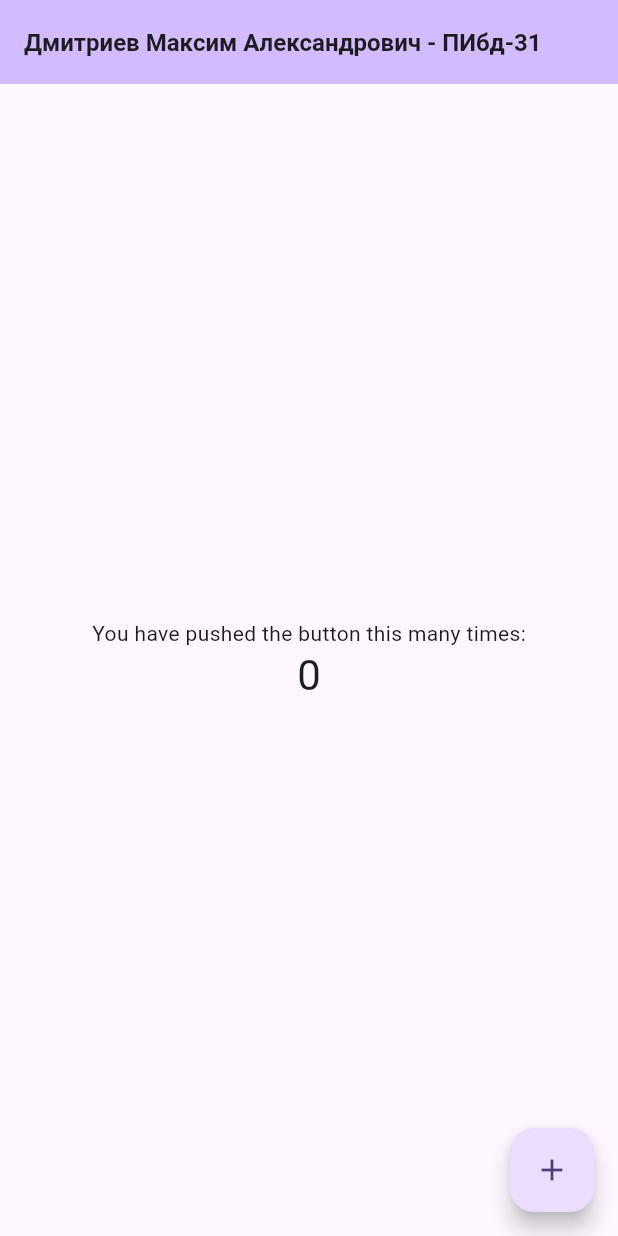
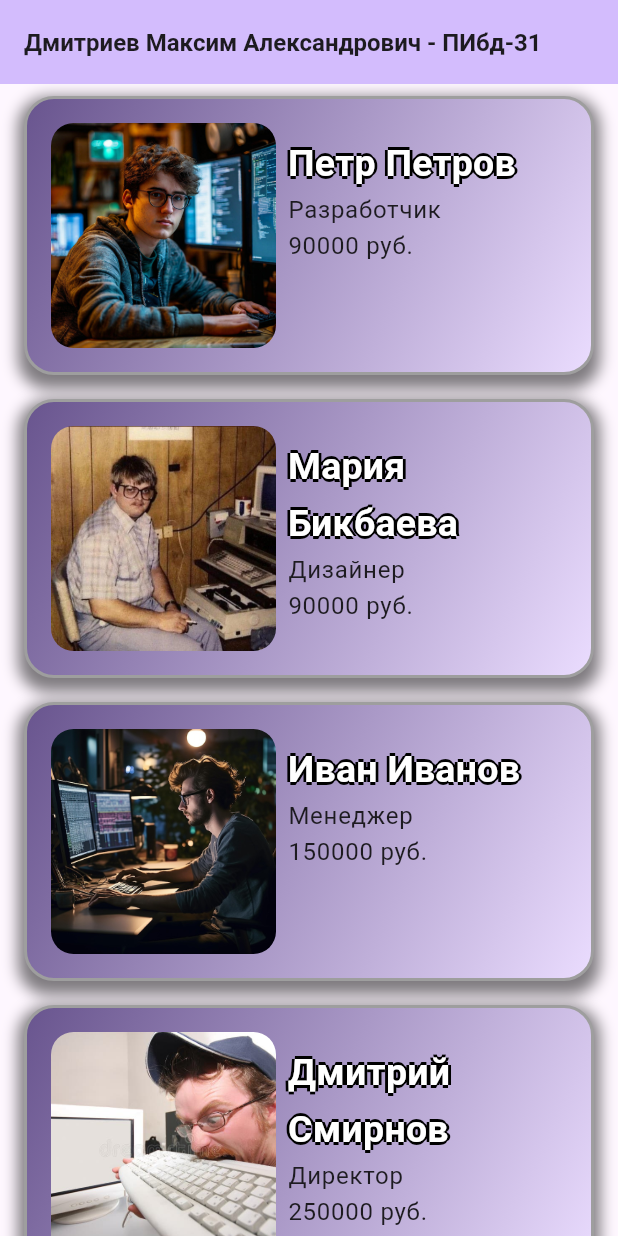
Before and after one commit to MaksHackers/flutter_test_app, a Flutter app: the screen it shows after launch, on a phone screen of 412 x 824 dp. Run offline on Flutter 3.47's test engine with Material 3 defaults, Android fonts, the phone set to English and light mode, and no system bars.

Commit message:
3 лаба

```diff
--- a/lib/main.dart
+++ b/lib/main.dart
@@ -74,12 +74,14 @@ class Employee {
   final String lastName;
   final Position position;
   final double salary;
+  final String? imagePath;
 
   Employee({
     required this.firstName,
     required this.lastName,
     required this.position,
-    required this.salary
+    required this.salary,
+    this.imagePath
   });
 
   String getFullName() => '$firstName $lastName';
@@ -112,13 +114,7 @@ class MyHomePage extends StatefulWidget {
 }
 
 class _MyHomePageState extends State<MyHomePage> {
-  int _counter = 0;
-
-  void _incrementCounter() {
-    setState(() {
-      _counter++;
-    });
-  }
+  final Color _color = Colors.orangeAccent;
 
   @override
   Widget build(BuildContext context) {
@@ -127,23 +123,155 @@ class _MyHomePageState extends State<MyHomePage> {
         backgroundColor: Theme.of(context).colorScheme.inversePrimary,
         title: Text('Дмитриев Максим Александрович - ПИбд-31', style: TextStyle(fontSize: 16, fontWeight: FontWeight.bold),),
       ),
-      body: Center(
+      body: const MyWidget(),
+    );
+  }
+}
+
+class _CardEmployeeData {
+  final String text;
+  final String descriptionText;
+  final String? imageUrl;
+
+  new({required this.text, required this.descriptionText, this.imageUrl});
+}
+
+class MyWidget extends StatelessWidget {
+  const MyWidget({super.key});
+
+  @override
+  Widget build(BuildContext context) {
+    final employees = [
+      _CardEmployeeData(
+        text: 'Петр Петров',
+        descriptionText: 'Разработчик\n90000 руб.',
+        imageUrl: 'assets/images/avatar1.png',
+      ),
+      _CardEmployeeData(
+        text: 'Мария Бикбаева',
+        descriptionText: 'Дизайнер\n90000 руб.',
+        imageUrl: 'assets/images/avatar2.png',
+      ),
+      _CardEmployeeData(
+        text: 'Иван Иванов',
+        descriptionText: 'Менеджер\n150000 руб.',
+        imageUrl: 'assets/images/avatar3.png',
+      ),
+      _CardEmployeeData(
+        text: 'Дмитрий Смирнов',
+        descriptionText: 'Директор\n250000 руб.',
+        imageUrl: 'assets/images/avatar4.png',
+      ),
+      _CardEmployeeData(
+        text: 'Анна Морозова',
+        descriptionText: 'Разработчик\n110000 руб.',
+        imageUrl: 'assets/images/avatar5.png',
+      ),
+    ];
+
+    return Center(
+      child: SingleChildScrollView(
         child: Column(
-          mainAxisAlignment: .center,
+          mainAxisAlignment: MainAxisAlignment.center,
+          children: employees.map((emp) => _Card.fromData(emp)).toList(),
+        ),
+      ),
+    );
+  }
+}
+
+class _Card extends StatelessWidget {
+  final String text;
+  final String descriptionText;
+  final String? imageUrl;
+
+  const _Card(this.text, this.descriptionText, this.imageUrl);
+
+  factory _Card.fromData(_CardEmployeeData data) => _Card(data.text, data.descriptionText, data.imageUrl);
+
+  @override
+  Widget build(BuildContext context) {
+    final theme = Theme.of(context);
+    final colorScheme = theme.colorScheme;
+
+    return Container(
+      margin: const EdgeInsets.symmetric(horizontal: 16, vertical: 8),
+      decoration: BoxDecoration(
+          gradient: LinearGradient(
+            colors: [
+              colorScheme.primary,
+              colorScheme.primaryContainer,
+            ],
+            begin: Alignment.topLeft,
+            end: Alignment.bottomRight,
+          ),
+        borderRadius: BorderRadius.circular(20),
+        border: Border.all(
+          color: Colors.grey,
+          width: 2,
+        ),
+        boxShadow: [BoxShadow(color: Colors.black.withOpacity(.5) ,spreadRadius: 4, offset: const Offset(0, 5), blurRadius: 8)]
+      ),
+      child: Padding(
+        padding: const EdgeInsets.all(16),
+        child: Row(
+          crossAxisAlignment: CrossAxisAlignment.start,
           children: [
-            const Text('You have pushed the button this many times:'),
-            Text(
-              '$_counter',
-              style: Theme.of(context).textTheme.headlineMedium,
+            ClipRRect(
+              borderRadius: BorderRadius.circular(15),
+              child: SizedBox(
+                height: 150,
+                width: 150,
+                child: Image.asset(
+                  imageUrl ?? '',
+                  fit: BoxFit.cover,
+                  errorBuilder: (_, __, ___) => const Placeholder(),
+                ),
+              ),
+            ),
+            Flexible(
+              child: Padding(
+                padding: const EdgeInsets.all(8.0),
+                child: Column(
+                  crossAxisAlignment: CrossAxisAlignment.start,
+                  children: [
+                    Text(
+                      text,
+                        style: theme.textTheme.titleMedium?.copyWith(
+                          color: colorScheme.onPrimary,
+                          fontWeight: FontWeight.bold,
+                          fontSize: 25,
+                          shadows: [
+                            Shadow(
+                              color: Colors.black,
+                              offset: Offset(2, 0),
+                            ),
+                            Shadow(
+                              color: Colors.black,
+                              offset: Offset(-2, 0),
+                            ),
+                            Shadow(
+                              color: Colors.black,
+                              offset: Offset(0, 2),
+                            ),
+                            Shadow(
+                              color: Colors.black,
+                              offset: Offset(0, -2),
+                            ),
+                          ],
+                        ),
+                    ),
+                    Text(
+                      descriptionText,
+                      style: Theme.of(context).textTheme.bodyLarge,
+                    )
+                  ],
+                ),
+              ),
             ),
           ],
         ),
       ),
-      floatingActionButton: FloatingActionButton(
-        onPressed: _incrementCounter,
-        tooltip: 'Increment',
-        child: const Icon(Icons.add),
-      ),
     );
   }
 }
--- a/pubspec.yaml
+++ b/pubspec.yaml
@@ -56,6 +56,8 @@ flutter:
   # included with your application, so that you can use the icons in
   # the material Icons class.
   uses-material-design: true
+  assets:
+    - assets/images/
 
   # To add assets to your application, add an assets section, like this:
   # assets:
```
Also changed, not shown: assets/images/avatar1.png (added), assets/images/avatar2.png (added), assets/images/avatar3.png (added), assets/images/avatar4.png (added), assets/images/avatar5.png (added).
